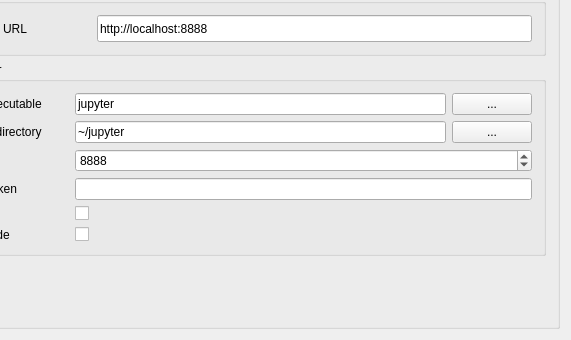
Before: the Qt Designer form source/EXTENSIONS/JUPYTER/source/jupyterPreferences.ui in BALL-Project/ball, drawn with Qt 5; both pictures show x 98 to 669 and y 86 to 426 of the 669 by 426 pixel window.
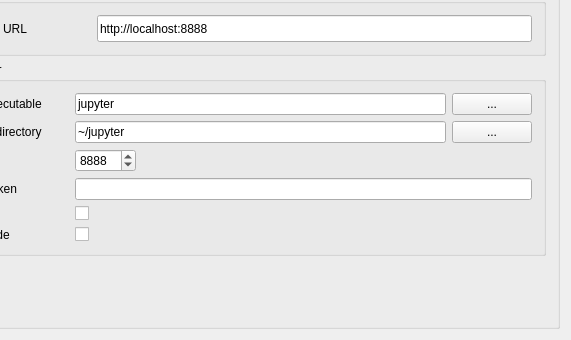
After: the same form once the commit is applied.

Commit message: [Jupyter] Fix settings dialog on macOS

What changed in the file:
```diff
--- a/source/EXTENSIONS/JUPYTER/source/jupyterPreferences.ui
+++ b/source/EXTENSIONS/JUPYTER/source/jupyterPreferences.ui
@@ -34,6 +34,12 @@
   <layout class="QVBoxLayout" name="verticalLayout_2">
    <item>
     <widget class="QGroupBox" name="settings_group">
+     <property name="sizePolicy">
+      <sizepolicy hsizetype="Preferred" vsizetype="Preferred">
+       <horstretch>0</horstretch>
+       <verstretch>0</verstretch>
+      </sizepolicy>
+     </property>
      <property name="title">
       <string>Jupyter Plugin Settings</string>
      </property>
@@ -148,10 +154,19 @@
         <property name="enabled">
          <bool>true</bool>
         </property>
+        <property name="sizePolicy">
+         <sizepolicy hsizetype="Preferred" vsizetype="Preferred">
+          <horstretch>0</horstretch>
+          <verstretch>0</verstretch>
+         </sizepolicy>
+        </property>
         <property name="title">
          <string>Hosted server </string>
         </property>
         <layout class="QFormLayout" name="formLayout_2">
+         <property name="fieldGrowthPolicy">
+          <enum>QFormLayout::ExpandingFieldsGrow</enum>
+         </property>
          <item row="2" column="0">
           <widget class="QLabel" name="exe_label">
            <property name="text">
```
Left out of the diff: 3 changed lines with no effect on the pictures.
